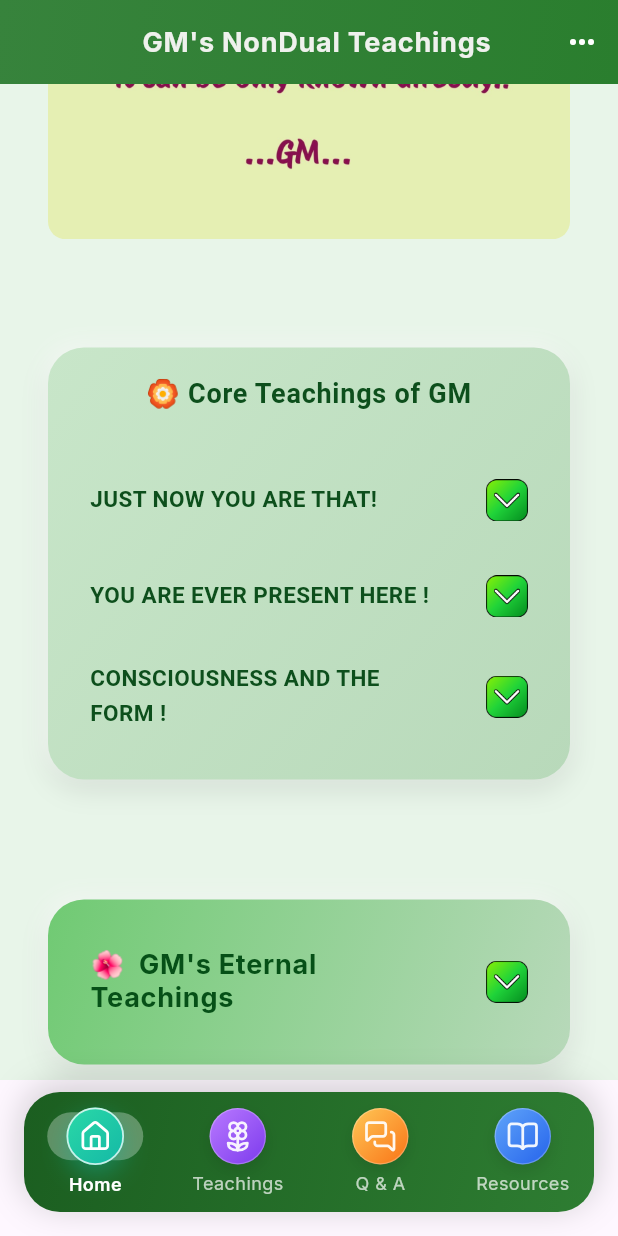
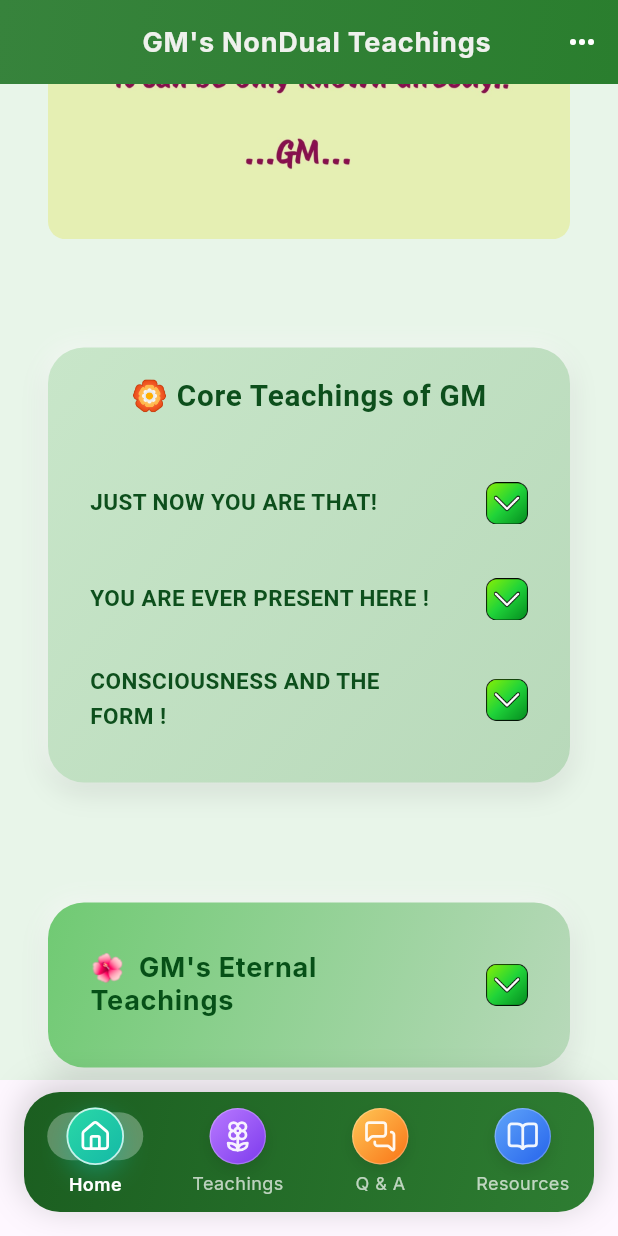
Before and after one commit to vidyasekaran/nondual_app12, a Flutter app: the screen it shows after launch, scrolled down 576 dp, on a phone screen of 412 x 824 dp. Run offline on Flutter 3.47's test engine with Material 3 defaults, Android fonts, the phone set to English and light mode, and no system bars; our stand-ins replace animated_text_kit, font_awesome_flutter, google_fonts, image_picker, just_audio, lucide_icons and 1 more; missing offline and left inert: in_app_update; accounts and stored records are empty; network calls fail.

Commit message:
tab huge font size issue fix

```diff
--- a/lib/screens/my_page.dart
+++ b/lib/screens/my_page.dart
@@ -18,6 +18,8 @@ class MyPage extends StatelessWidget {
 
   @override
   Widget build(BuildContext context) {
+    final scale = (MediaQuery.of(context).size.width / 375).clamp(0.9, 1.2);
+
     return FutureBuilder(
       future: Future.wait([loadTeaching1(), loadTeaching2(), loadTeaching3()]),
       builder: (context, snapshot) {
@@ -67,13 +69,14 @@ class MyPage extends StatelessWidget {
                         ),
                       ],
                     ),
+
                     child: Column(
                       crossAxisAlignment: CrossAxisAlignment.center,
                       children: [
                         Text(
                           "🏵️ Core Teachings of GM",
                           style: TextStyle(
-                            fontSize: 18,
+                            fontSize: 18 * scale,
                             height: 1.2,
                             fontWeight: FontWeight.bold,
                             color: const Color(
--- a/lib/screens/question_answer.dart
+++ b/lib/screens/question_answer.dart
@@ -21,7 +21,6 @@ class QAPage extends StatelessWidget {
     return await rootBundle.loadString('assets/text/qa4.txt');
   }
 
-
   Future<String> loadQA5() async {
     return await rootBundle.loadString('assets/text/qa5.txt');
   }
@@ -29,6 +28,7 @@ class QAPage extends StatelessWidget {
   Future<String> loadQA6() async {
     return await rootBundle.loadString('assets/text/qa6.txt');
   }
+
   Future<String> loadQA7() async {
     return await rootBundle.loadString('assets/text/qa7.txt');
   }
@@ -45,11 +45,21 @@ class QAPage extends StatelessWidget {
     return await rootBundle.loadString('assets/text/qa10.txt');
   }
 
-
   @override
   Widget build(BuildContext context) {
     return FutureBuilder(
-      future: Future.wait([loadQA1(), loadQA2(), loadQA3(), loadQA4(), loadQA5(), loadQA6(), loadQA7(), loadQA8(), loadQA9(), loadQA10()]),
+      future: Future.wait([
+        loadQA1(),
+        loadQA2(),
+        loadQA3(),
+        loadQA4(),
+        loadQA5(),
+        loadQA6(),
+        loadQA7(),
+        loadQA8(),
+        loadQA9(),
+        loadQA10(),
+      ]),
       builder: (context, snapshot) {
         if (!snapshot.hasData) {
           return const Center(child: CircularProgressIndicator());
@@ -167,7 +177,6 @@ class QAPage extends StatelessWidget {
                   ),
                 ),
                 const SizedBox(height: 24),
-
               ],
             ),
           ),
@@ -177,27 +186,14 @@ class QAPage extends StatelessWidget {
   }
 }
 
-
-
 Widget buildTile(String title, String content) {
   return ExpansionTile(
-                          trailing: Image.asset(
-                            "assets/images/down.png",
-                            width: 28,
-                            height: 28,
-                          ),
+    trailing: Image.asset("assets/images/down.png", width: 28, height: 28),
 
-                          tilePadding: const EdgeInsets.symmetric(
-                            horizontal: 8,
-                            vertical: 4,
-                          ),
-                          textColor: const Color(
-                            0xFF0D4F1C,
-                          ), // Dark green for better readability
+    tilePadding: const EdgeInsets.symmetric(horizontal: 8, vertical: 4),
+    textColor: const Color(0xFF0D4F1C), // Dark green for better readability
     iconColor: const Color(0xFF0D4F1C),
-                          shape: RoundedRectangleBorder(
-                            borderRadius: BorderRadius.circular(12),
-                          ),
+    shape: RoundedRectangleBorder(borderRadius: BorderRadius.circular(12)),
     collapsedShape: RoundedRectangleBorder(
       borderRadius: BorderRadius.circular(12),
     ),
@@ -207,9 +203,7 @@ Widget buildTile(String title, String content) {
         fontSize: 15,
         height: 1.5,
         fontWeight: FontWeight.w600,
-                              color: const Color(
-                                0xFF0D4F1C,
-                              ), // Dark green for better readability
+        color: const Color(0xFF0D4F1C), // Dark green for better readability
         letterSpacing: 0.3,
       ),
       textAlign: TextAlign.left,
@@ -224,9 +218,7 @@ Widget buildTile(String title, String content) {
             fontSize: 14,
             height: 1.6,
             fontWeight: FontWeight.w400,
-                                  color: const Color(
-                                    0xFF0D4F1C,
-                                  ), // Dark green for better readability
+            color: const Color(0xFF0D4F1C), // Dark green for better readability
             letterSpacing: 0.2,
           ),
           textAlign: TextAlign.left,
```
Also changed, not shown: lib/utils/resourcegrid_nice.dart (+23 -4 lines), 1 other file. Lines whose indentation alone changed are shown as unchanged.
